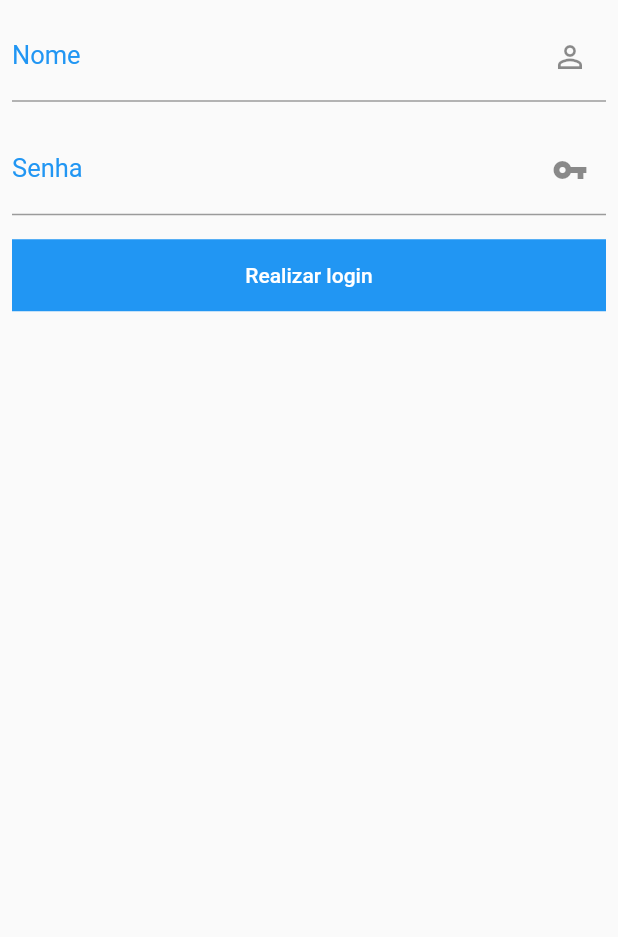
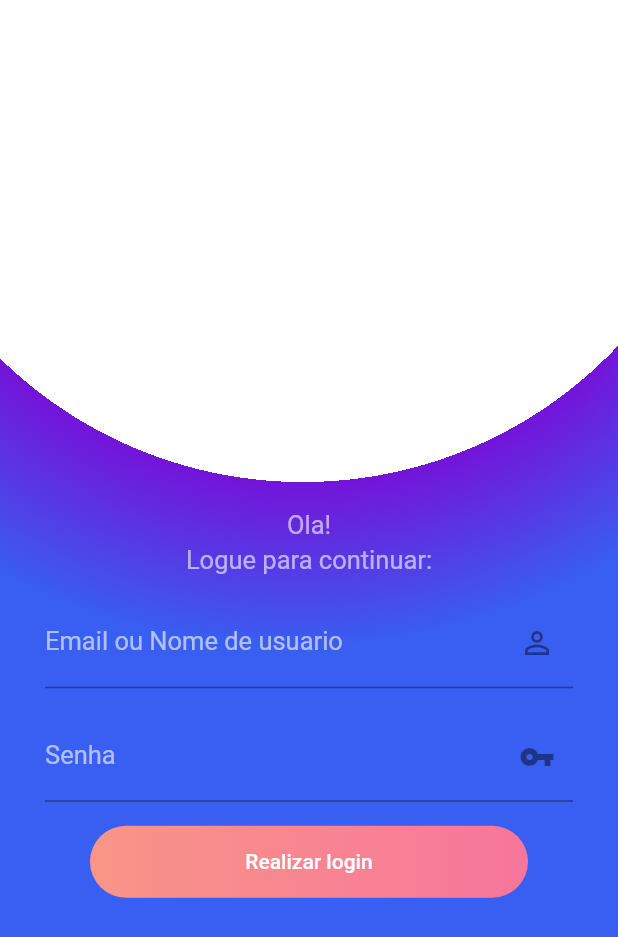
Before and after one commit to MatheusResendeDeOliveira/Flutter, a Flutter app: the screen it shows after launch, on a phone screen of 412 x 824 dp. Shown: the top 937 px of the screen. Run offline on Flutter 3.47's test engine with Material 2 defaults, Android fonts, the phone set to English and light mode, and no system bars; our stand-ins replace dartz, flutter_bloc, get_it.

```diff
--- a/lib/data/services/login_service_impl.dart
+++ b/lib/data/services/login_service_impl.dart
@@ -5,7 +5,7 @@ class LoginServiceImpl extends LoginService {
   @override
   Future<Login> obtenhaLogin(
       {required String usuario, required String senha}) async {
-    if (usuario == 'gustavo' && senha == '123456') {
+    if (usuario == 'matheus' && senha == '123456') {
       return Login(usuario: usuario, senha: senha, token: 'token');
     }
 
--- a/lib/my_app.dart
+++ b/lib/my_app.dart
@@ -1,4 +1,4 @@
-// ignore_for_file: file_names, must_call_super
+// ignore_for_file: file_names, must_call_super, unnecessary_new
 
 import 'package:flutter/material.dart';
 import 'package:flutter_application_1/presentation/bloc/application/application_bloc.dart';
--- a/lib/presentation/screens/login_screen.dart
+++ b/lib/presentation/screens/login_screen.dart
@@ -10,6 +10,8 @@ import 'package:flutter_bloc/flutter_bloc.dart';
 import '../../injector.dart';
 
 class LoginScreen extends StatefulWidget {
+  const LoginScreen({Key? key}) : super(key: key);
+
   @override
   _LoginScreenState createState() => _LoginScreenState();
 }
@@ -34,16 +36,45 @@ class _LoginScreenState extends State<LoginScreen> {
               WidgetHelper.showError(context, state.erro!);
             }
             return Container(
+                decoration: const BoxDecoration(
+                    gradient: RadialGradient(
+                  colors: [Color(0xFF385ff1), Color(0xFF7414d8), Colors.white],
+                  stops: [0.5, 0.8, 0.1],
+                  center: Alignment(0, -0.9),
+                  focal: Alignment(-0.1, -1),
+                  focalRadius: 1.5,
+                )),
                 child: Column(
                   children: [
+                    const Padding(
+                      padding: EdgeInsets.only(top: 340.0, left: 30, right: 30),
+                      child: Text(
+                        "Ola!",
+                        style: TextStyle(
+                          color: Colors.white60,
+                          fontSize: 17,
+                        ),
+                      ),
+                    ),
+                    const Padding(
+                      padding: EdgeInsets.only(top: 3, left: 30, right: 30),
+                      child: Text(
+                        "Logue para continuar:",
+                        style: TextStyle(
+                          color: Colors.white60,
+                          fontSize: 17,
+                        ),
+                      ),
+                    ),
                     Padding(
-                  padding: const EdgeInsets.all(8.0),
+                      padding:
+                          const EdgeInsets.only(top: 16, left: 30, right: 30),
                       child: TextFormField(
                         controller: _usuarioController,
                         decoration: const InputDecoration(
-                      labelText: 'Nome',
+                          labelText: 'Email ou Nome de usuario',
                           labelStyle: TextStyle(
-                        color: Colors.blue,
+                            color: Colors.white60,
                             fontSize: 17,
                           ),
                           suffixIcon: Icon(Icons.person_outline),
@@ -51,13 +82,14 @@ class _LoginScreenState extends State<LoginScreen> {
                       ),
                     ),
                     Padding(
-                  padding: const EdgeInsets.all(8.0),
+                      padding:
+                          const EdgeInsets.only(top: 16, left: 30, right: 30),
                       child: TextFormField(
                         controller: _senhaController,
                         decoration: const InputDecoration(
                           labelText: 'Senha',
                           labelStyle: TextStyle(
-                        color: Colors.blue,
+                            color: Colors.white60,
                             fontSize: 17,
                           ),
                           suffixIcon: Icon(Icons.vpn_key),
@@ -65,26 +97,36 @@ class _LoginScreenState extends State<LoginScreen> {
                       ),
                     ),
                     Padding(
-                  padding: const EdgeInsets.all(8.0),
+                      padding:
+                          const EdgeInsets.only(top: 16, left: 60, right: 60),
                       child: Container(
-                    color: Colors.blue,
+                        decoration: BoxDecoration(
+                          borderRadius: BorderRadius.circular(40),
+                          gradient: const LinearGradient(
+                            colors: <Color>[
+                              Color(0xFFf99587),
+                              Color(0xFFf7769c),
+                            ],
+                          ),
+                        ),
                         width: double.infinity,
                         child: TextButton(
-                      onPressed: () => BlocProvider.of<LoginBloc>(context).add(
+                          onPressed: () =>
+                              BlocProvider.of<LoginBloc>(context).add(
                             LoginPressedButtonEvent(
                               usuario: _usuarioController.text,
                               senha: _senhaController.text,
                             ),
                           ),
-                      child: Text(
+                          child: const Text(
                             'Realizar login',
                             style: TextStyle(color: Colors.white),
                           ),
                           style: ButtonStyle(
-                          shape:
-                              MaterialStateProperty.all<RoundedRectangleBorder>(
+                              shape: MaterialStateProperty.all<
+                                  RoundedRectangleBorder>(
                             RoundedRectangleBorder(
-                          borderRadius: BorderRadius.circular(20),
+                              borderRadius: BorderRadius.circular(50),
                             ),
                           )),
                         ),
```
Also changed, not shown: pubspec.lock. Lines whose indentation alone changed are shown as unchanged.
